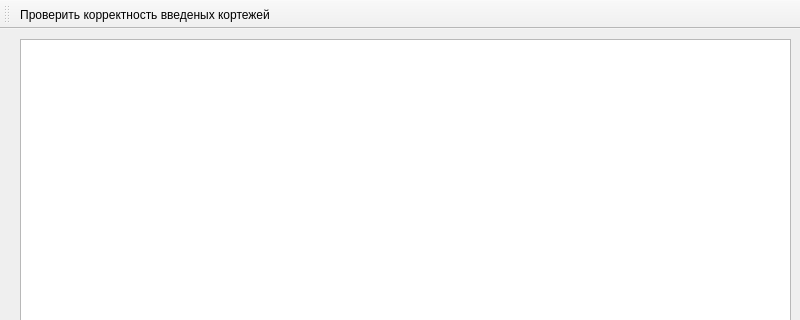
First picture: the form in subwindows/universalrelationtable.ui, repository ButtNaked/DBprom2, before the edit; both pictures show x 0 to 800 and y 0 to 320 of the 800 by 600 pixel window.
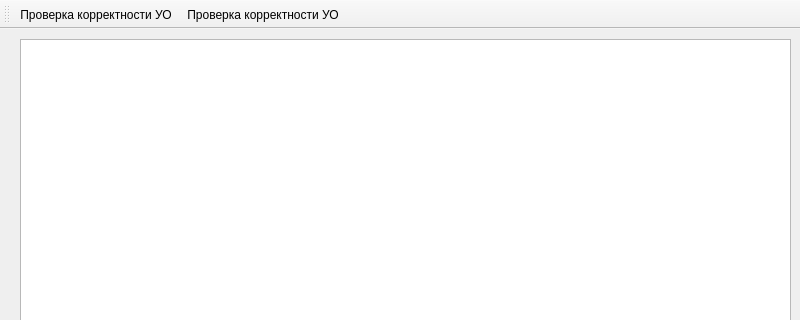
Second picture: the form after the edit. Icons and pictures are not drawn.

Diff of the .ui file:
```diff
--- a/subwindows/universalrelationtable.ui
+++ b/subwindows/universalrelationtable.ui
@@ -37,21 +37,39 @@
     <bool>false</bool>
    </attribute>
    <addaction name="actionCheck"/>
+   <addaction name="actionCheckText"/>
   </widget>
   <action name="actionCheck">
+   <property name="enabled">
+    <bool>true</bool>
+   </property>
    <property name="icon">
     <iconset>
      <normalon>:/pic/red_dot.png</normalon>
     </iconset>
    </property>
    <property name="text">
-    <string>Проверить корректность введеных кортежей</string>
+    <string>Проверка корректности УО</string>
+   </property>
+   <property name="toolTip">
+    <string>Проверка корректности введенного универсального отношения</string>
    </property>
    <property name="shortcutContext">
     <enum>Qt::WindowShortcut</enum>
    </property>
    <property name="menuRole">
     <enum>QAction::TextHeuristicRole</enum>
+   </property>
+   <property name="iconVisibleInMenu">
+    <bool>true</bool>
+   </property>
+  </action>
+  <action name="actionCheckText">
+   <property name="text">
+    <string>Проверка корректности УО</string>
+   </property>
+   <property name="toolTip">
+    <string>Проверка корректности введенного универсального отношения</string>
    </property>
   </action>
  </widget>
```
